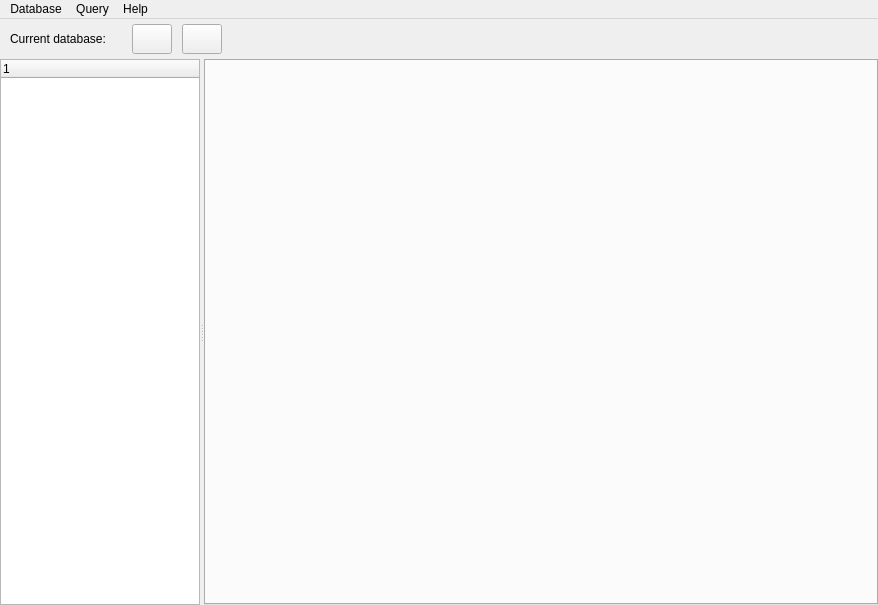
gitnitrosbase/QtAdmin, file NBAdmin_cmake/mainwindow.ui: the form before one commit.
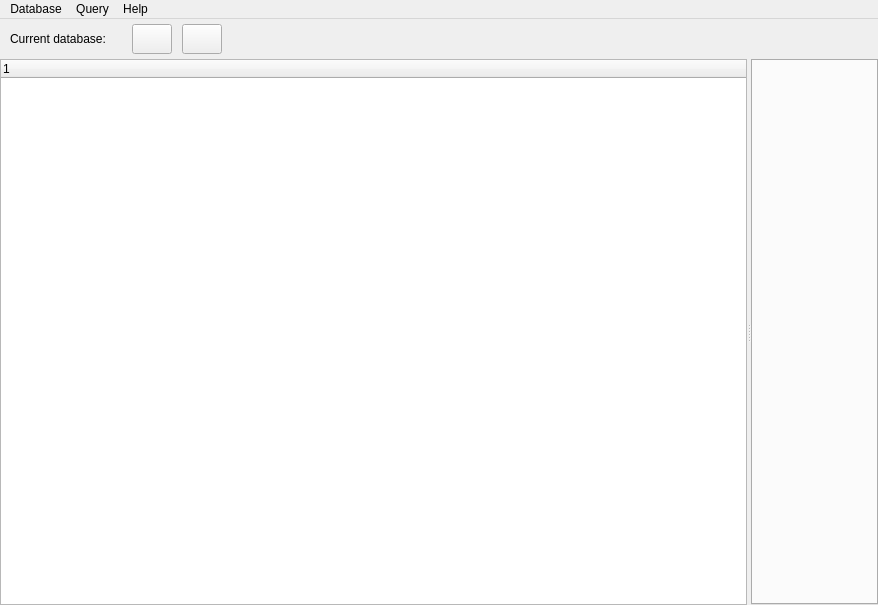
The form after the commit.

```diff
--- a/NBAdmin_cmake/mainwindow.ui
+++ b/NBAdmin_cmake/mainwindow.ui
@@ -223,7 +223,7 @@
        </property>
        <property name="maximumSize">
         <size>
-         <width>200</width>
+         <width>16777215</width>
          <height>16777215</height>
         </size>
        </property>
```
